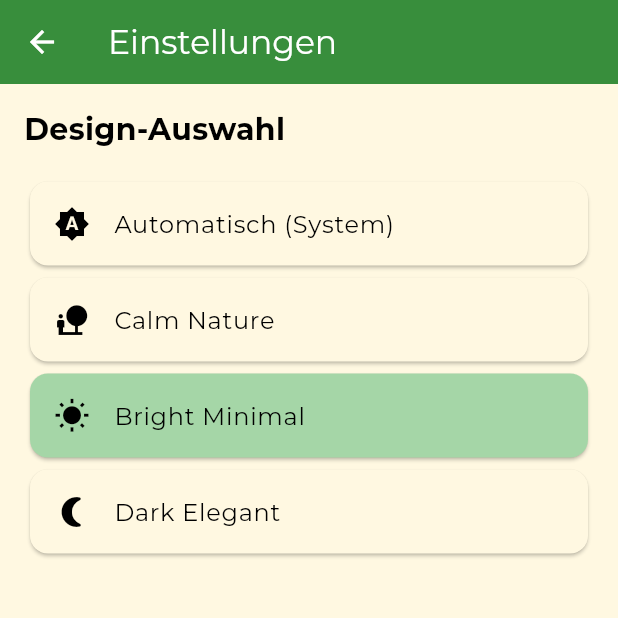
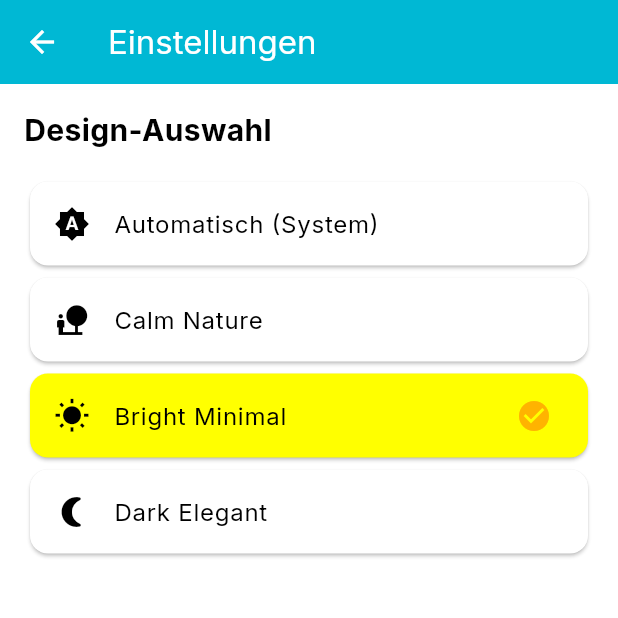
Before and after one commit to mildman1848/sachkundenachweis_app, a Flutter app: the SettingsScreen screen opened directly, after a tap on "Calm Nature", after a tap on "Bright Minimal", on a phone screen of 412 x 824 dp, the top half of it. Run offline on Flutter 3.47's test engine with Material 3 defaults, Android fonts, the phone set to English and light mode, and no system bars; our stand-ins replace shared_preferences; accounts and stored records are empty.

Commit message:
Fixing Themes

```diff
--- a/lib/main.dart
+++ b/lib/main.dart
@@ -1,3 +1,5 @@
+// lib/main.dart
+
 import 'package:flutter/material.dart';
 import 'package:provider/provider.dart';
 import 'theme/theme_notifier.dart';
@@ -31,6 +33,21 @@ class MyApp extends StatelessWidget {
       darkTheme: AppThemes.calmNatureDark,
       themeMode: themeNotifier.materialThemeMode,
       home: const MainNavigation(),
+      // --- HIER: Theme dynamisch ersetzen ---
+      builder: (context, child) {
+        // Die aktuell gewünschte Brightness
+        final brightness = MediaQuery.platformBrightnessOf(context);
+        // Das Theme passend zur Theme-Auswahl aus dem Notifier holen
+        final themeData = themeNotifier.getThemeData(
+          themeNotifier.themeMode == AppThemeMode.system
+              ? brightness // Im Systemmodus: Systemhelligkeit
+              : Brightness.light, // Bei Custom Themes immer light/dark wie gewählt
+        );
+        return Theme(
+          data: themeData,
+          child: child!,
+        );
+      },
     );
   }
 }
@@ -45,7 +62,7 @@ class _MainNavigationState extends State<MainNavigation> {
   int _selectedIndex = 0;
   static final List<Widget> _screens = [
     DashboardScreen(),
-    QuizScreen(), // Kein toggleTheme mehr nötig
+    QuizScreen(),
     SettingsScreen(),
   ];
 
--- a/lib/screens/dashboard_screen.dart
+++ b/lib/screens/dashboard_screen.dart
@@ -74,6 +74,8 @@ class _DashboardScreenState extends State<DashboardScreen> {
                 ? 2
                 : 1;
 
+    final secondary = Theme.of(context).colorScheme.secondary;
+
     return Scaffold(
       appBar: AppBar(
         title: const Text("Lernfortschritt"),
@@ -89,7 +91,7 @@ class _DashboardScreenState extends State<DashboardScreen> {
         padding: const EdgeInsets.all(16),
         child: Column(
           children: [
-            // NEU: Globale Fortschrittsanzeige oben
+            // Globale Fortschrittsanzeige oben
             Center(
               child: Column(
                 children: [
@@ -107,8 +109,11 @@ class _DashboardScreenState extends State<DashboardScreen> {
                         CircularProgressIndicator(
                           value: globalPercent,
                           strokeWidth: 12,
-                          backgroundColor: Theme.of(context).colorScheme.secondary.withValues(
-                            alpha: (0.18 * 255).toDouble(),
+                          backgroundColor: secondary.withValues(
+                            alpha: 0.18 * 255.0,
+                            red: secondary.r * 255.0,
+                            green: secondary.g * 255.0,
+                            blue: secondary.b * 255.0,
                           ),
                           valueColor: AlwaysStoppedAnimation<Color>(
                             globalPercent >= 1.0
@@ -177,8 +182,11 @@ class _DashboardScreenState extends State<DashboardScreen> {
                             child: LinearProgressIndicator(
                               value: percent,
                               minHeight: 12,
-                              backgroundColor: Theme.of(context).colorScheme.secondary.withValues(
-                                alpha: 0.15 * 255.toDouble(),
+                              backgroundColor: secondary.withValues(
+                                alpha: 0.15 * 255.0,
+                                red: secondary.r * 255.0,
+                                green: secondary.g * 255.0,
+                                blue: secondary.b * 255.0,
                               ),
                               valueColor: AlwaysStoppedAnimation<Color>(
                                 percent >= 1.0
--- a/lib/screens/settings_screen.dart
+++ b/lib/screens/settings_screen.dart
@@ -1,3 +1,5 @@
+// lib/screens/settings_screen.dart
+
 import 'package:flutter/material.dart';
 import 'package:provider/provider.dart';
 import '../theme/theme_notifier.dart';
@@ -20,14 +22,23 @@ class SettingsScreen extends StatelessWidget {
           ),
           const SizedBox(height: 16),
           ...AppThemeMode.values.map((mode) {
+            final isSelected = themeNotifier.themeMode == mode;
+            final Color base = Theme.of(context).colorScheme.secondary;
+            // --- Korrektes Handling für neue Flutter-Versionen:
+            final Color? highlight = isSelected
+                ? base.withValues(
+                    alpha: 0.15 * 255.0,
+                    red: base.r * 255.0,
+                    green: base.g * 255.0,
+                    blue: base.b * 255.0,
+                  )
+                : null;
             return Card(
-              color: themeNotifier.themeMode == mode
-                  ? Theme.of(context).colorScheme.secondary.withValues(alpha: (0.15 * 255).toDouble())
-                  : null,
+              color: highlight,
               child: ListTile(
                 leading: Icon(_iconForTheme(mode)),
                 title: Text(_themeName(mode)),
-                trailing: themeNotifier.themeMode == mode
+                trailing: isSelected
                     ? Icon(Icons.check_circle, color: Theme.of(context).colorScheme.secondary)
                     : null,
                 onTap: () => themeNotifier.themeMode = mode,
--- a/lib/theme/theme_notifier.dart
+++ b/lib/theme/theme_notifier.dart
@@ -14,44 +14,64 @@ class ThemeNotifier extends ChangeNotifier {
   AppThemeMode _themeMode = AppThemeMode.system;
 
   AppThemeMode get themeMode => _themeMode;
+
   set themeMode(AppThemeMode mode) {
-    _themeMode = mode;
-    _saveThemeMode();
-    notifyListeners();
+    if (_themeMode != mode) {
+      _themeMode = mode;
+      _saveThemeMode();
+      notifyListeners();
+    }
   }
 
-  ThemeMode get materialThemeMode => _themeMode == AppThemeMode.system
-      ? ThemeMode.system
-      : ThemeMode.light;
+  // Für MaterialApp
+  ThemeMode get materialThemeMode {
+    switch (_themeMode) {
+      case AppThemeMode.system:
+        return ThemeMode.system;
+      case AppThemeMode.calmNature:
+      case AppThemeMode.brightMinimal:
+      case AppThemeMode.darkElegant:
+        // User-spezifisch: Wir liefern das eigentliche Theme später per getThemeData, daher immer light nehmen (ansonsten wird das Theme überschrieben).
+        return ThemeMode.light;
+    }
+  }
 
-  ThemeData getThemeData(Brightness brightness) {
+  /// Holt das passende ThemeData – je nach Theme-Auswahl und Brightness
+  ThemeData getThemeData(Brightness platformBrightness) {
     switch (_themeMode) {
       case AppThemeMode.calmNature:
-        return brightness == Brightness.dark
+        return platformBrightness == Brightness.dark
             ? AppThemes.calmNatureDark
             : AppThemes.calmNatureLight;
       case AppThemeMode.brightMinimal:
-        return brightness == Brightness.dark
+        return platformBrightness == Brightness.dark
             ? AppThemes.brightMinimalDark
             : AppThemes.brightMinimalLight;
       case AppThemeMode.darkElegant:
-        return brightness == Brightness.dark
+        return platformBrightness == Brightness.dark
             ? AppThemes.darkElegantDark
             : AppThemes.darkElegantLight;
       case AppThemeMode.system:
-        return brightness == Brightness.dark
+        // System-Theme: Immer das passende CalmNature-Theme nehmen (das ist das Default-Design)
+        return platformBrightness == Brightness.dark
             ? AppThemes.calmNatureDark
             : AppThemes.calmNatureLight;
     }
   }
 
+  /// Initialisiert das gespeicherte Theme beim Start der App
   Future<void> loadThemeMode() async {
     final prefs = await SharedPreferences.getInstance();
-    final value = prefs.getInt('theme_mode') ?? 0;
-    _themeMode = AppThemeMode.values[value];
+    final value = prefs.getInt('theme_mode');
+    if (value != null && value >= 0 && value < AppThemeMode.values.length) {
+      _themeMode = AppThemeMode.values[value];
+    } else {
+      _themeMode = AppThemeMode.system;
+    }
     notifyListeners();
   }
 
+  /// Speichert die Theme-Auswahl persistent
   Future<void> _saveThemeMode() async {
     final prefs = await SharedPreferences.getInstance();
     await prefs.setInt('theme_mode', _themeMode.index);
@@ -69,7 +89,7 @@ class AppThemes {
     colorScheme: const ColorScheme.light(
       primary: Color(0xFF388E3C),
       secondary: Color(0xFFA5D6A7),
-      surface: Color(0xFFFFF8E1), // statt background
+      surface: Color(0xFFFFF8E1),
     ),
     fontFamily: 'Montserrat',
     appBarTheme: const AppBarTheme(
@@ -95,7 +115,7 @@ class AppThemes {
     colorScheme: const ColorScheme.dark(
       primary: Color(0xFF66BB6A),
       secondary: Color(0xFFA5D6A7),
-      surface: Color(0xFF23272A), // statt background
+      surface: Color(0xFF23272A),
     ),
     fontFamily: 'Montserrat',
     appBarTheme: const AppBarTheme(
@@ -121,7 +141,7 @@ class AppThemes {
     colorScheme: const ColorScheme.light(
       primary: Color(0xFF00B8D4),
       secondary: Color(0xFFFFB300),
-      surface: Colors.white, // statt background
+      surface: Colors.white,
       tertiary: Color(0xFFD1C4E9),
     ),
     fontFamily: 'Inter',
@@ -148,7 +168,7 @@ class AppThemes {
     colorScheme: const ColorScheme.dark(
       primary: Color(0xFF00B8D4),
       secondary: Color(0xFFFFB300),
-      surface: Color(0xFF23272A), // statt background
+      surface: Color(0xFF23272A),
       tertiary: Color(0xFFD1C4E9),
     ),
     fontFamily: 'Inter',
@@ -175,7 +195,7 @@ class AppThemes {
     colorScheme: const ColorScheme.light(
       primary: Color(0xFF23272A),
       secondary: Color(0xFF1ABC9C),
-      surface: Color(0xFFF5F6FA), // statt background
+      surface: Color(0xFFF5F6FA),
       tertiary: Color(0xFF00E676),
       error: Color(0xFFFFD600),
     ),
@@ -203,7 +223,7 @@ class AppThemes {
     colorScheme: const ColorScheme.dark(
       primary: Color(0xFF1ABC9C),
       secondary: Color(0xFF00E676),
-      surface: Color(0xFF181A20), // statt background
+      surface: Color(0xFF181A20),
       tertiary: Color(0xFFFFD600),
       error: Color(0xFFFFD600),
     ),
```
Also changed, not shown: lib/screens/quiz_screen.dart (+25 -4 lines), lib/widgets/question_card.dart (+8 -2 lines).
